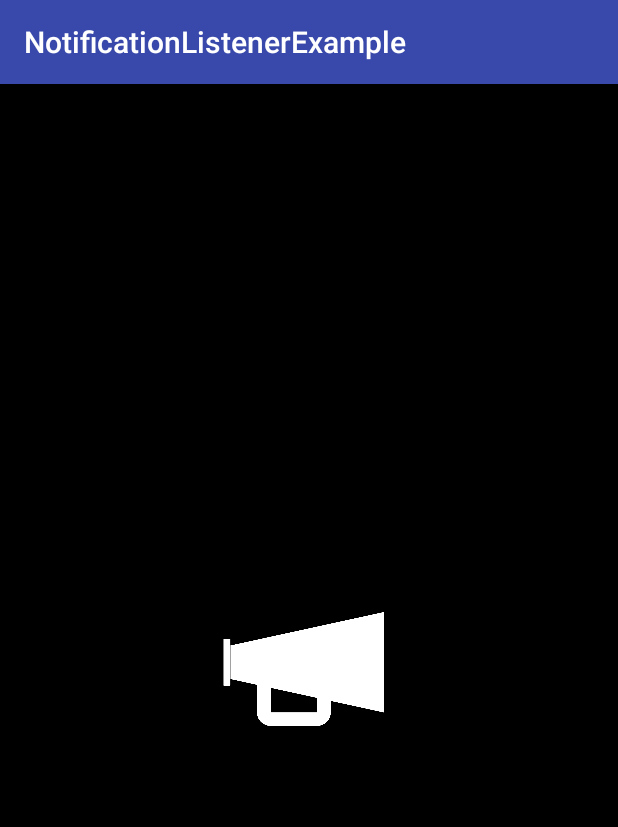
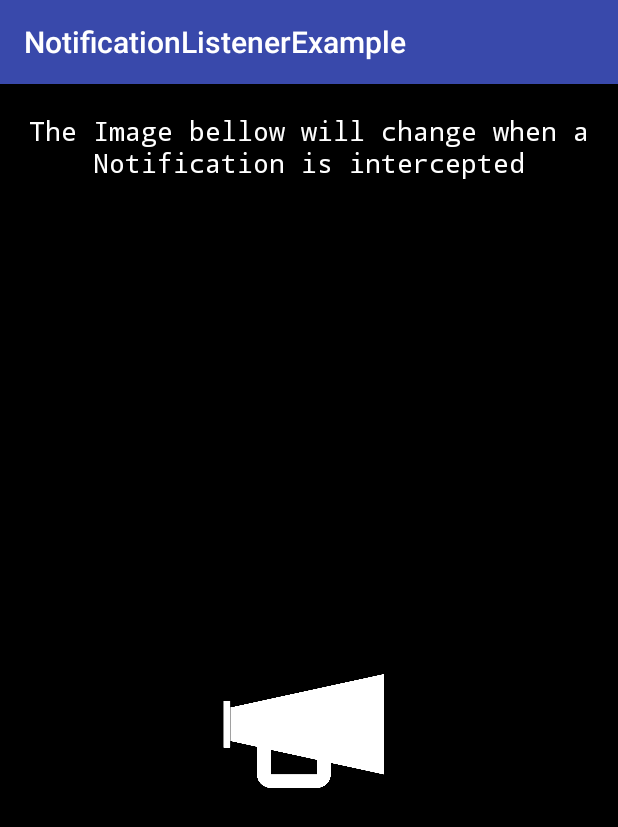
Before and after one commit to Chagall/notification-listener-service-example, an Android app: the screen it shows after launch (MainActivity), on a phone screen of 412 x 824 dp. Shown: the top 827 px of the screen. Run offline under Robolectric (Android 15) with nearby library versions, the phone set to English and light mode, and no system bars.

Commit message:
Modifications in the UI, logos, launcher, strings and commentaries.

```diff
--- a/app/src/main/java/com/github/chagall/notificationlistenerexample/MainActivity.java
+++ b/app/src/main/java/com/github/chagall/notificationlistenerexample/MainActivity.java
@@ -1,37 +1,80 @@
 package com.github.chagall.notificationlistenerexample;
 
 import android.app.AlertDialog;
+import android.content.BroadcastReceiver;
 import android.content.ComponentName;
+import android.content.Context;
 import android.content.DialogInterface;
 import android.content.Intent;
+import android.content.IntentFilter;
 import android.provider.Settings;
 import android.support.v7.app.AppCompatActivity;
 import android.os.Bundle;
 import android.text.TextUtils;
-import android.view.View;
 import android.widget.ImageView;
 
+/**
+ * MIT License
+ *
+ *  Copyright (c) 2016 Fábio Alves Martins Pereira (Chagall)
+ *
+ * Permission is hereby granted, free of charge, to any person obtaining a copy
+ * of this software and associated documentation files (the "Software"), to deal
+ * in the Software without restriction, including without limitation the rights
+ * to use, copy, modify, merge, publish, distribute, sublicense, and/or sell
+ * copies of the Software, and to permit persons to whom the Software is
+ *
+ * THE SOFTWARE IS PROVIDED "AS IS", WITHOUT WARRANTY OF ANY KIND, EXPRESS OR
+ * IMPLIED, INCLUDING BUT NOT LIMITED TO THE WARRANTIES OF MERCHANTABILITY,
+ * FITNESS FOR A PARTICULAR PURPOSE AND NONINFRINGEMENT. IN NO EVENT SHALL THE
+ * AUTHORS OR COPYRIGHT HOLDERS BE LIABLE FOR ANY CLAIM, DAMAGES OR OTHER
+ * LIABILITY, WHETHER IN AN ACTION OF CONTRACT, TORT OR OTHERWISE, ARISING FROM,
+ * OUT OF OR IN CONNECTION WITH THE SOFTWARE OR THE USE OR OTHER DEALINGS IN THE
+ * SOFTWARE.
+ */
 public class MainActivity extends AppCompatActivity {
 
     private static final String ENABLED_NOTIFICATION_LISTENERS = "enabled_notification_listeners";
     private static final String ACTION_NOTIFICATION_LISTENER_SETTINGS = "android.settings.ACTION_NOTIFICATION_LISTENER_SETTINGS";
 
-    private static ImageView interceptedNotificationImageView;
+    private ImageView interceptedNotificationImageView;
+    private ImageChangeBroadcastReceiver imageChangeBroadcastReceiver;
+    private AlertDialog enableNotificationListenerAlertDialog;
 
     @Override
     protected void onCreate(Bundle savedInstanceState) {
         super.onCreate(savedInstanceState);
         setContentView(R.layout.activity_main);
 
+        // Here we get a reference to the image we will modify when a notification is received
         interceptedNotificationImageView
                 = (ImageView) this.findViewById(R.id.intercepted_notification_logo);
 
+        // If the user did not turn the notification listener service on we prompt him to do so
         if(!isNotificationServiceEnabled()){
-            showConfirmDialog();
+            enableNotificationListenerAlertDialog = buildNotificationServiceAlertDialog();
+            enableNotificationListenerAlertDialog.show();
         }
+
+        // Finally we register a receiver to tell the MainActivity when a notification has been received
+        imageChangeBroadcastReceiver = new ImageChangeBroadcastReceiver();
+        IntentFilter intentFilter = new IntentFilter();
+        intentFilter.addAction("com.github.chagall.notificationlistenerexample");
+        registerReceiver(imageChangeBroadcastReceiver,intentFilter);
     }
 
-    public static void changeInterceptedNotificationImage(int notificationCode){
+    @Override
+    protected void onDestroy() {
+        super.onDestroy();
+        unregisterReceiver(imageChangeBroadcastReceiver);
+    }
+
+    /**
+     * Change Intercepted Notification Image
+     * Changes the MainActivity image based on which notification was intercepted
+     * @param notificationCode The intercepted notification code
+     */
+    private void changeInterceptedNotificationImage(int notificationCode){
         switch(notificationCode){
             case NotificationListenerExampleService.InterceptedNotificationCode.FACEBOOK_CODE:
                 interceptedNotificationImageView.setImageResource(R.drawable.facebook_logo);
@@ -48,6 +91,12 @@ public class MainActivity extends AppCompatActivity {
         }
     }
 
+    /**
+     * Is Notification Service Enabled.
+     * Verifies if the notification listener service is enabled.
+     * Got it from: https://github.com/kpbird/NotificationListenerService-Example/blob/master/NLSExample/src/main/java/com/kpbird/nlsexample/NLService.java
+     * @return True if eanbled, false otherwise.
+     */
     private boolean isNotificationServiceEnabled(){
         String pkgName = getPackageName();
         final String flat = Settings.Secure.getString(getContentResolver(),
@@ -66,28 +115,44 @@ public class MainActivity extends AppCompatActivity {
         return false;
     }
 
-    private void showConfirmDialog() {
-        new AlertDialog.Builder(this)
-                .setMessage("Please enable NotificationMonitor access")
-                .setTitle("Notification Access")
-                .setIconAttribute(android.R.attr.alertDialogIcon)
-                .setCancelable(true)
-                .setPositiveButton(android.R.string.ok,
-                        new DialogInterface.OnClickListener() {
-                            public void onClick(DialogInterface dialog, int id) {
-                                openNotificationAccess();
-                            }
-                        })
-                .setNegativeButton(android.R.string.cancel,
-                        new DialogInterface.OnClickListener() {
-                            public void onClick(DialogInterface dialog, int id) {
-                                // do nothing
-                            }
-                        })
-                .create().show();
+    /**
+     * Image Change Broadcast Receiver.
+     * We use this Broadcast Receiver to notify the Main Activity when
+     * a new notification has arrived, so it can properly change the
+     * notification image
+     * */
+    public class ImageChangeBroadcastReceiver extends BroadcastReceiver {
+        @Override
+        public void onReceive(Context context, Intent intent) {
+            int receivedNotificationCode = intent.getIntExtra("Notification Code",-1);
+            changeInterceptedNotificationImage(receivedNotificationCode);
+        }
     }
 
-    private void openNotificationAccess() {
-        startActivity(new Intent(ACTION_NOTIFICATION_LISTENER_SETTINGS));
+
+    /**
+     * Build Notification Listener Alert Dialog.
+     * Builds the alert dialog that pops up if the user has not turned
+     * the Notification Listener Service on yet.
+     * @return An alert dialog which leads to the notification enabling screen
+     */
+    private AlertDialog buildNotificationServiceAlertDialog(){
+        AlertDialog.Builder alertDialogBuilder = new AlertDialog.Builder(this);
+        alertDialogBuilder.setTitle(R.string.notification_listener_service);
+        alertDialogBuilder.setMessage(R.string.notification_listener_service_explanation);
+        alertDialogBuilder.setPositiveButton(R.string.yes,
+                new DialogInterface.OnClickListener() {
+                    public void onClick(DialogInterface dialog, int id) {
+                        startActivity(new Intent(ACTION_NOTIFICATION_LISTENER_SETTINGS));
+                    }
+                });
+        alertDialogBuilder.setNegativeButton(R.string.no,
+                new DialogInterface.OnClickListener() {
+                    public void onClick(DialogInterface dialog, int id) {
+                        // If you choose to not enable the notification listener
+                        // the app. will not work as expected
+                    }
+                });
+        return(alertDialogBuilder.create());
     }
 }
--- a/app/src/main/java/com/github/chagall/notificationlistenerexample/NotificationListenerExampleService.java
+++ b/app/src/main/java/com/github/chagall/notificationlistenerexample/NotificationListenerExampleService.java
@@ -38,8 +38,8 @@ public class NotificationListenerExampleService extends NotificationListenerServ
     }
 
     /*
-        These are the return code we use in the method which intercepts
-        the notifications to decide whether we should do something or not
+        These are the return codes we use in the method which intercepts
+        the notifications, to decide whether we should do something or not
      */
     public static final class InterceptedNotificationCode {
         public static final int FACEBOOK_CODE = 1;
@@ -58,7 +58,9 @@ public class NotificationListenerExampleService extends NotificationListenerServ
         int notificationCode = matchNotificationCode(sbn);
 
         if(notificationCode != InterceptedNotificationCode.OTHER_NOTIFICATIONS_CODE){
-            MainActivity.changeInterceptedNotificationImage(notificationCode);
+            Intent intent = new  Intent("com.github.chagall.notificationlistenerexample");
+            intent.putExtra("Notification Code", notificationCode);
+            sendBroadcast(intent);
         }
     }
 
@@ -73,6 +75,9 @@ public class NotificationListenerExampleService extends NotificationListenerServ
             if(activeNotifications != null && activeNotifications.length > 0) {
                 for (int i = 0; i < activeNotifications.length; i++) {
                     if (notificationCode == matchNotificationCode(activeNotifications[i])) {
+                        Intent intent = new  Intent("com.github.chagall.notificationlistenerexample");
+                        intent.putExtra("Notification Code", notificationCode);
+                        sendBroadcast(intent);
                         break;
                     }
                 }
--- a/app/src/main/res/layout/activity_main.xml
+++ b/app/src/main/res/layout/activity_main.xml
@@ -1,8 +1,28 @@
 <?xml version="1.0" encoding="utf-8"?>
-<FrameLayout xmlns:android="http://schemas.android.com/apk/res/android"
+<LinearLayout
+    xmlns:android="http://schemas.android.com/apk/res/android"
+    android:layout_height="match_parent"
+    android:layout_width="match_parent"
+    android:orientation="vertical"
+    android:background="@color/black">
+
+    <TextView
+        android:layout_width="wrap_content"
+        android:layout_height="wrap_content"
+        android:text="@string/image_change_explanaton"
+        android:id="@+id/image_change_explanation"
+        android:textColor="@color/white"
+        android:layout_marginTop="18.5dp"
+        android:layout_marginRight="16dp"
+        android:layout_marginLeft="16dp"
+        android:layout_marginBottom="18dp"
+        android:textSize="18sp"
+        android:typeface="monospace"
+        android:textAlignment="center" />
+
+    <FrameLayout
         android:layout_width="match_parent"
         android:layout_height="match_parent"
-    android:background="@color/black"
         android:id="@+id/intercepted_notification_logo_container">
 
         <ImageView
@@ -14,3 +34,5 @@
             android:layout_gravity="center" />
 
     </FrameLayout>
+
+</LinearLayout>
--- a/app/src/main/res/values/strings.xml
+++ b/app/src/main/res/values/strings.xml
@@ -1,5 +1,16 @@
 <resources>
+
     <string name="app_name">NotificationListenerExample</string>
     <string name="service_label">NotificationListenerExampleService</string>
+    <string name="image_change_explanaton">The Image bellow will change when a Notification is intercepted</string>
+
+    <!-- Placeholder string for if the image doesn't load -->
     <string name="notification_logo">Intercepted Notification Logo</string>
+
+    <!-- Strings related to the Alert Dialog -->
+    <string name="notification_listener_service">"Notification Listener Service"</string>
+    <string name="notification_listener_service_explanation">"For the the app. to work you need to enable the Notification Listener Service. Enable it now?"</string>
+    <string name="yes">Yes</string>
+    <string name="no">No</string>
+
 </resources>
```
Also changed, not shown: app/src/main/res/drawable-nodpi/whatsapp_logo.png, app/src/main/res/mipmap-hdpi/ic_launcher.png, app/src/main/res/mipmap-mdpi/ic_launcher.png, app/src/main/res/mipmap-xhdpi/ic_launcher.png, app/src/main/res/mipmap-xxhdpi/ic_launcher.png, app/src/main/res/mipmap-xxxhdpi/ic_launcher.png. Lines whose indentation alone changed are shown as unchanged.
